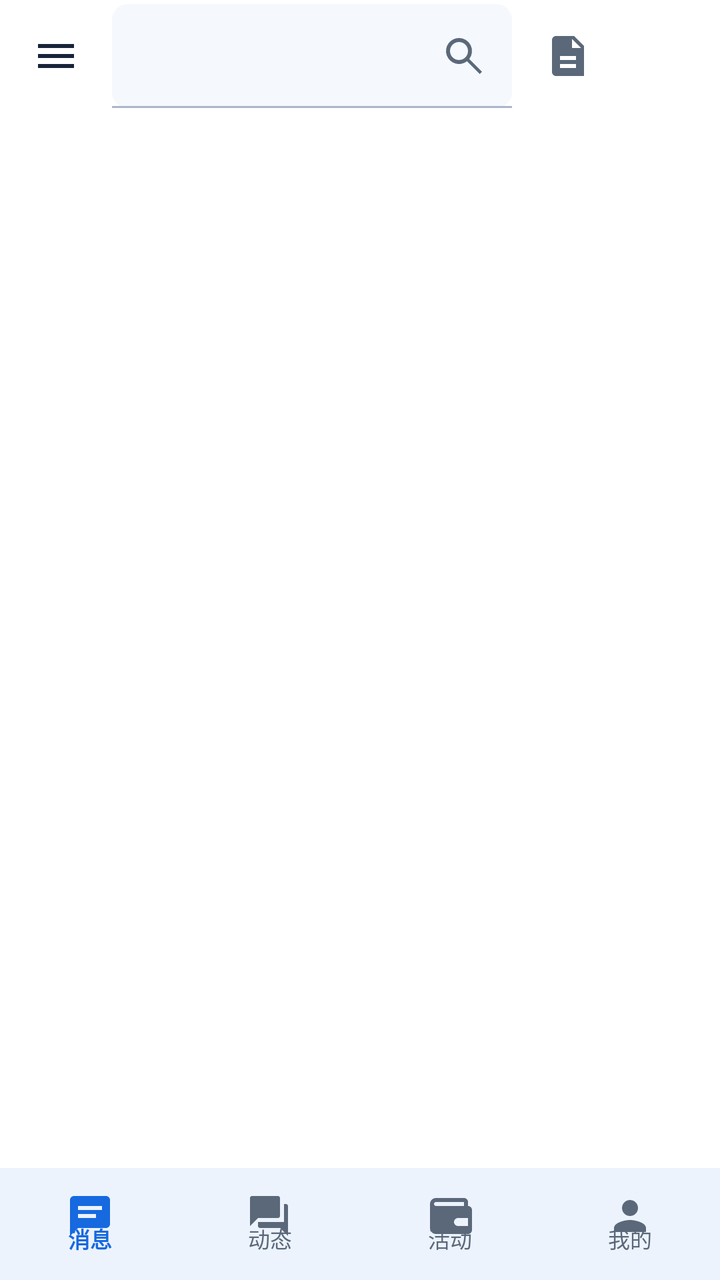
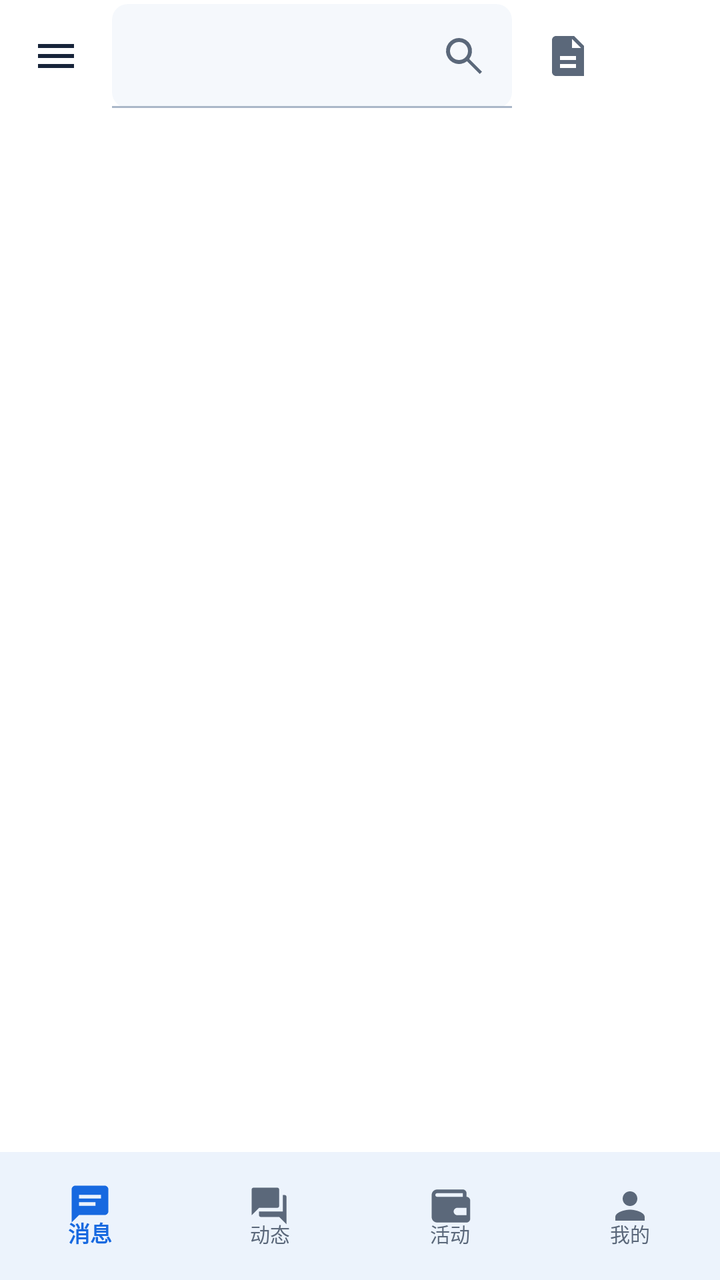

Two renders of the same Android screen: before a commit and after it. Below are the layout's source before the change and the commit's diff.
<!-- AndroidManifest.xml: application theme Theme.Yiyunying -->
<!-- res/layout/fragment_user_shell.xml -->
<?xml version="1.0" encoding="utf-8"?>
<LinearLayout xmlns:android="http://schemas.android.com/apk/res/android"
    xmlns:app="http://schemas.android.com/apk/res-auto"
    android:layout_width="match_parent"
    android:layout_height="match_parent"
    android:background="@color/surface"
    android:orientation="vertical">

    <LinearLayout
        android:id="@+id/topActions"
        android:layout_width="match_parent"
        android:layout_height="56dp"
        android:gravity="center_vertical"
        android:orientation="horizontal"
        android:paddingStart="4dp"
        android:paddingEnd="4dp">

        <ImageButton
            android:id="@+id/menuButton"
            android:layout_width="48dp"
            android:layout_height="48dp"
            android:background="?attr/selectableItemBackgroundBorderless"
            android:contentDescription="打开功能菜单"
            android:padding="12dp"
            android:src="@drawable/ic_menu"
            android:tooltipText="功能菜单" />

        <com.google.android.material.textfield.TextInputLayout
            android:id="@+id/searchLayout"
            style="@style/Widget.Material3.TextInputLayout.FilledBox.Dense"
            android:layout_width="0dp"
            android:layout_height="52dp"
            android:layout_marginHorizontal="4dp"
            android:layout_weight="1"
            app:boxBackgroundColor="@color/surface_container"
            app:boxCornerRadiusBottomEnd="8dp"
            app:boxCornerRadiusBottomStart="8dp"
            app:boxCornerRadiusTopEnd="8dp"
            app:boxCornerRadiusTopStart="8dp"
            app:endIconDrawable="@drawable/ic_search"
            app:endIconMode="custom">

            <com.google.android.material.textfield.TextInputEditText
                android:id="@+id/searchInput"
                android:layout_width="match_parent"
                android:layout_height="match_parent"
                android:imeOptions="actionSearch"
                android:inputType="text"
                android:maxLines="1"
                android:textSize="15sp" />
        </com.google.android.material.textfield.TextInputLayout>

        <ImageButton
            android:id="@+id/notesButton"
            android:layout_width="48dp"
            android:layout_height="48dp"
            android:background="?attr/selectableItemBackgroundBorderless"
            android:contentDescription="我的笔记"
            android:padding="12dp"
            android:src="@drawable/ic_document"
            android:tooltipText="我的笔记" />

        <ImageButton
            android:id="@+id/primaryAction"
            android:layout_width="48dp"
            android:layout_height="48dp"
            android:background="?attr/selectableItemBackgroundBorderless"
            android:contentDescription="页面操作"
            android:padding="12dp"
            android:src="@drawable/ic_add" />
    </LinearLayout>

    <androidx.viewpager2.widget.ViewPager2
        android:id="@+id/pager"
        android:layout_width="match_parent"
        android:layout_height="0dp"
        android:layout_weight="1" />

    <com.google.android.material.bottomnavigation.BottomNavigationView
        android:id="@+id/bottomNavigation"
        android:layout_width="match_parent"
        android:layout_height="@dimen/bottom_dock_height"
        android:minHeight="0dp"
        android:background="@color/glass_surface_strong"
        android:elevation="8dp"
        app:itemActiveIndicatorStyle="@style/Widget.Material3.BottomNavigationView.ActiveIndicator"
        app:itemIconSize="24dp"
        app:itemIconTint="@color/bottom_navigation_tint"
        app:itemTextAppearanceActive="@style/TextAppearance.Yiyunying.BottomNavigation.Active"
        app:itemTextAppearanceInactive="@style/TextAppearance.Yiyunying.BottomNavigation.Inactive"
        app:itemTextColor="@color/bottom_navigation_tint"
        app:labelVisibilityMode="labeled"
        app:menu="@menu/user_bottom_navigation" />
</LinearLayout>
<!-- resources referenced by this layout -->
<resources>
  <color name="glass_surface_strong">#F5FFFFFF</color>
  <color name="surface">#FFFFFF</color>
  <color name="surface_container">#F5F8FC</color>
  <dimen name="bottom_dock_height">56dp</dimen>
  <!-- drawable ic_add (drawable) -->
  <vector xmlns:android="http://schemas.android.com/apk/res/android" android:width="24dp" android:height="24dp" android:viewportWidth="24" android:viewportHeight="24">
      <path android:fillColor="?attr/colorOnPrimary" android:pathData="M19,13h-6v6h-2v-6H5v-2h6V5h2v6h6v2z" />
  </vector>
  <!-- drawable ic_document (drawable) -->
  <vector xmlns:android="http://schemas.android.com/apk/res/android" android:width="24dp" android:height="24dp" android:viewportWidth="24" android:viewportHeight="24">
      <path android:fillColor="@color/on_surface_variant" android:pathData="M6,2h9l5,5v15H6c-1.1,0 -2,-0.9 -2,-2V4c0,-1.1 0.9,-2 2,-2zM14,3.5V8h4.5L14,3.5zM8,12v2h8v-2H8zM8,16v2h8v-2H8z" />
  </vector>
  <!-- drawable ic_menu (drawable) -->
  <vector xmlns:android="http://schemas.android.com/apk/res/android" android:width="24dp" android:height="24dp" android:viewportWidth="24" android:viewportHeight="24">
      <path android:fillColor="@color/on_surface" android:pathData="M3,18h18v-2H3v2zM3,13h18v-2H3v2zM3,6v2h18V6H3z" />
  </vector>
  <!-- drawable ic_search (drawable) -->
  <vector xmlns:android="http://schemas.android.com/apk/res/android" android:width="24dp" android:height="24dp" android:viewportWidth="24" android:viewportHeight="24">
      <path android:fillColor="@color/on_surface_variant" android:pathData="M9.5,3a6.5,6.5 0,1 0,3.98 11.64L19.85,21 21,19.85l-6.36,-6.37A6.5,6.5 0,0 0,9.5 3zM9.5,5a4.5,4.5 0,1 1,0 9a4.5,4.5 0,0 1,0 -9z" />
  </vector>
  <style name="TextAppearance.Yiyunying.BottomNavigation.Active" parent="TextAppearance.Material3.LabelMedium">
          <item name="android:textSize">11sp</item>
          <item name="android:textStyle">bold</item>
          <item name="android:letterSpacing">0</item>
      </style>
  <style name="TextAppearance.Yiyunying.BottomNavigation.Inactive" parent="TextAppearance.Material3.LabelMedium">
          <item name="android:textSize">11sp</item>
          <item name="android:letterSpacing">0</item>
      </style>
  <style name="Theme.Yiyunying" parent="Theme.Yiyunying.Base" />
  <color name="on_surface_variant">#5B687A</color>
  <color name="on_surface">#17243A</color>
  <color name="primary">#1769E0</color>
  <color name="on_primary">#FFFFFF</color>
  <color name="primary_container">#E8F1FF</color>
  <color name="on_primary_container">#123A72</color>
  <color name="secondary">#4B78B8</color>
  <color name="on_secondary">#FFFFFF</color>
  <color name="secondary_container">#EAF2FF</color>
  <color name="tertiary">#476DA5</color>
  <color name="error">#BA1A1A</color>
  <color name="outline">#AAB7C8</color>
  <style name="Widget.Yiyunying.Card" parent="Widget.Material3.CardView.Elevated">
          <item name="cardCornerRadius">8dp</item>
          <item name="cardElevation">1dp</item>
          <item name="cardBackgroundColor">@color/glass_surface</item>
          <item name="strokeColor">@color/glass_outline</item>
          <item name="strokeWidth">1dp</item>
      </style>
  <style name="Widget.Yiyunying.Button" parent="Widget.Material3.Button">
          <item name="cornerRadius">8dp</item>
          <item name="android:minHeight">48dp</item>
          <item name="android:textAllCaps">false</item>
      </style>
  <color name="glass_surface">#E8FFFFFF</color>
  <color name="glass_outline">#80C4CFDD</color>
  <!-- unchanged entries left out for length: 1 -->
</resources>

<!-- the commit's change to res/layout/fragment_user_shell.xml (unified diff, before → after) -->
@@ -81,10 +81,13 @@
         android:layout_width="match_parent"
         android:layout_height="@dimen/bottom_dock_height"
         android:minHeight="0dp"
+        android:paddingTop="4dp"
+        android:paddingBottom="3dp"
         android:background="@color/glass_surface_strong"
         android:elevation="8dp"
         app:itemActiveIndicatorStyle="@style/Widget.Material3.BottomNavigationView.ActiveIndicator"
-        app:itemIconSize="24dp"
+        app:itemHorizontalTranslationEnabled="false"
+        app:itemIconSize="22dp"
         app:itemIconTint="@color/bottom_navigation_tint"
         app:itemTextAppearanceActive="@style/TextAppearance.Yiyunying.BottomNavigation.Active"
         app:itemTextAppearanceInactive="@style/TextAppearance.Yiyunying.BottomNavigation.Inactive"
<!-- resource entries referenced after the edit -->
@@ -3,7 +3,7 @@
   <color name="glass_surface_strong">#F5FFFFFF</color>
   <color name="surface">#FFFFFF</color>
   <color name="surface_container">#F5F8FC</color>
-  <dimen name="bottom_dock_height">56dp</dimen>
+  <dimen name="bottom_dock_height">64dp</dimen>
   <!-- drawable ic_add (drawable) -->
   <vector xmlns:android="http://schemas.android.com/apk/res/android" android:width="24dp" android:height="24dp" android:viewportWidth="24" android:viewportHeight="24">
       <path android:fillColor="?attr/colorOnPrimary" android:pathData="M19,13h-6v6h-2v-6H5v-2h6V5h2v6h6v2z" />
@@ -26,7 +26,7 @@
           <item name="android:letterSpacing">0</item>
       </style>
   <style name="TextAppearance.Yiyunying.BottomNavigation.Inactive" parent="TextAppearance.Material3.LabelMedium">
-          <item name="android:textSize">11sp</item>
+          <item name="android:textSize">10sp</item>
           <item name="android:letterSpacing">0</item>
       </style>
   <style name="Theme.Yiyunying" parent="Theme.Yiyunying.Base" />
